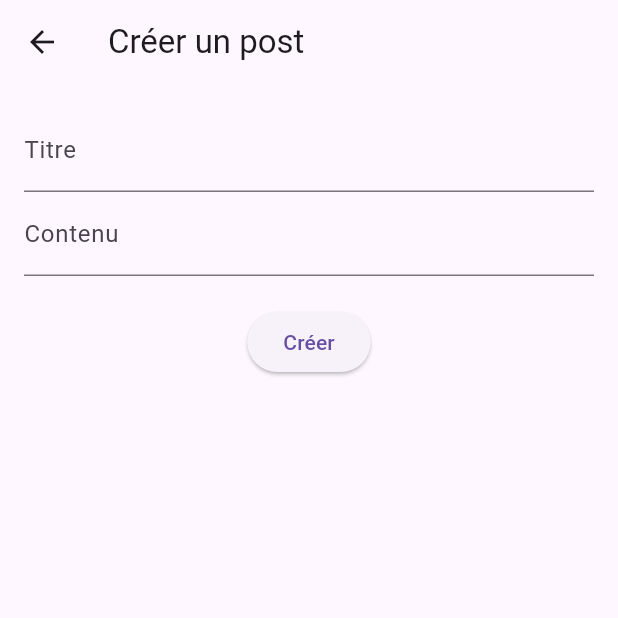
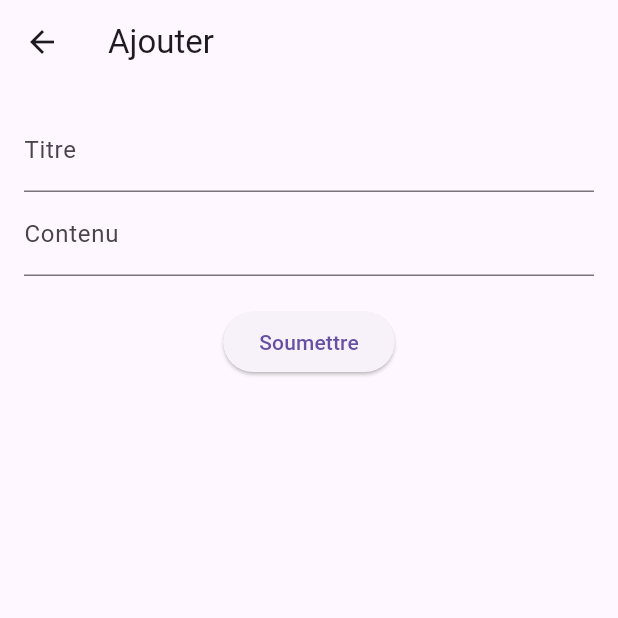
Before and after one commit to Gestion-Immobiliere/dev-mobile, a Flutter app: the screen it shows after launch, after a tap on the "add" icon, on a phone screen of 412 x 824 dp, the top half of it. Run offline on Flutter 3.47's test engine with Material 3 defaults, Android fonts, the phone set to English and light mode, and no system bars; network calls fail.

Commit message:
Ajout du crud

```diff
--- a/lib/main.dart
+++ b/lib/main.dart
@@ -1,7 +1,5 @@
 import 'package:flutter/material.dart';
-import 'models/post.dart';
-import 'services/api_service.dart';
-import 'screens/post_form.dart';
+import 'pages/post_list_page.dart';
 
 void main() {
   runApp(const MyApp());
@@ -12,91 +10,10 @@ class MyApp extends StatelessWidget {
 
   @override
   Widget build(BuildContext context) {
-    return MaterialApp(title: 'TP API Flutter', home: PostListPage());
-  }
-}
-
-class PostListPage extends StatefulWidget {
-  const PostListPage({super.key});
-
-  @override
-  State<PostListPage> createState() => _PostListPageState();
-}
-
-class _PostListPageState extends State<PostListPage> {
-  late Future<List<Post>> _posts;
-
-  @override
-  void initState() {
-    super.initState();
-    _loadPosts();
-  }
-
-  void _loadPosts() {
-    setState(() {
-      _posts = ApiService.fetchPosts();
-    });
-  }
-
-  void _deletePost(int id) async {
-    await ApiService.deletePost(id);
-    _loadPosts();
-  }
-
-  void _openForm({Post? post}) async {
-    final result = await Navigator.push(
-      context,
-      MaterialPageRoute(builder: (_) => PostFormPage(post: post)),
-    );
-    if (result == true) _loadPosts();
-  }
-
-  @override
-  Widget build(BuildContext context) {
-    return Scaffold(
-      appBar: AppBar(
-        title: const Text('Posts'),
-        actions: [
-          IconButton(icon: const Icon(Icons.add), onPressed: () => _openForm()),
-        ],
-      ),
-      body: FutureBuilder<List<Post>>(
-        future: _posts,
-        builder: (context, snapshot) {
-          if (snapshot.connectionState == ConnectionState.waiting) {
-            return const Center(child: CircularProgressIndicator());
-          } else if (snapshot.hasError) {
-            return Center(child: Text('Erreur : ${snapshot.error}'));
-          } else {
-            final posts = snapshot.data!;
-            return ListView.builder(
-              itemCount: posts.length,
-              itemBuilder: (context, index) {
-                final post = posts[index];
-                return Card(
-                  child: ListTile(
-                    title: Text(post.title),
-                    subtitle: Text(post.body),
-                    trailing: Row(
-                      mainAxisSize: MainAxisSize.min,
-                      children: [
-                        IconButton(
-                          icon: const Icon(Icons.edit),
-                          onPressed: () => _openForm(post: post),
-                        ),
-                        IconButton(
-                          icon: const Icon(Icons.delete),
-                          onPressed: () => _deletePost(post.id),
-                        ),
-                      ],
-                    ),
-                  ),
-                );
-              },
-            );
-          }
-        },
-      ),
+    return MaterialApp(
+      title: 'TP API Flutter',
+      theme: ThemeData(primarySwatch: Colors.blue),
+      home: const PostListPage(),
     );
   }
 }
--- /dev/null
+++ b/lib/pages/post_form_page.dart
@@ -0,0 +1,65 @@
+import 'package:flutter/material.dart';
+import '../models/post.dart';
+
+class PostFormPage extends StatefulWidget {
+  final Post? post;
+  final Function(Post) onSubmit;
+
+  const PostFormPage({super.key, this.post, required this.onSubmit});
+
+  @override
+  State<PostFormPage> createState() => _PostFormPageState();
+}
+
+class _PostFormPageState extends State<PostFormPage> {
+  final _formKey = GlobalKey<FormState>();
+  late TextEditingController _titleController;
+  late TextEditingController _bodyController;
+
+  @override
+  void initState() {
+    super.initState();
+    _titleController = TextEditingController(text: widget.post?.title ?? '');
+    _bodyController = TextEditingController(text: widget.post?.body ?? '');
+  }
+
+  @override
+  Widget build(BuildContext context) {
+    return Scaffold(
+      appBar: AppBar(title: Text(widget.post == null ? 'Ajouter' : 'Modifier')),
+      body: Padding(
+        padding: const EdgeInsets.all(16),
+        child: Form(
+          key: _formKey,
+          child: Column(children: [
+            TextFormField(
+              controller: _titleController,
+              decoration: InputDecoration(labelText: 'Titre'),
+              validator: (value) => value!.isEmpty ? 'Titre requis' : null,
+            ),
+            TextFormField(
+              controller: _bodyController,
+              decoration: InputDecoration(labelText: 'Contenu'),
+              validator: (value) => value!.isEmpty ? 'Contenu requis' : null,
+            ),
+            SizedBox(height: 20),
+            ElevatedButton(
+              child: Text('Soumettre'),
+              onPressed: () {
+                if (_formKey.currentState!.validate()) {
+                  final newPost = Post(
+                    id: widget.post?.id ?? 0,
+                    title: _titleController.text,
+                    body: _bodyController.text,
+                  );
+                  widget.onSubmit(newPost);
+                  Navigator.pop(context);
+                }
+              },
+            )
+          ]),
+        ),
+      ),
+    );
+  }
+}
--- /dev/null
+++ b/lib/pages/post_list_page.dart
@@ -0,0 +1,130 @@
+import 'package:flutter/material.dart';
+import '../models/post.dart';
+import '../services/api_service.dart';
+import 'post_detail_page.dart';
+import 'post_form_page.dart';
+
+class PostListPage extends StatefulWidget {
+  const PostListPage({super.key});
+
+  @override
+  State<PostListPage> createState() => _PostListPageState();
+}
+
+class _PostListPageState extends State<PostListPage> {
+  List<Post> _posts = [];
+  bool _isLoading = true;
+  String? _error;
+
+  @override
+  void initState() {
+    super.initState();
+    _loadPostsFromApi();
+  }
+
+  Future<void> _loadPostsFromApi() async {
+    try {
+      final fetchedPosts = await ApiService.fetchPosts();
+      setState(() {
+        _posts = fetchedPosts;
+        _isLoading = false;
+      });
+    } catch (e) {
+      setState(() {
+        _error = 'Erreur lors du chargement des posts';
+        _isLoading = false;
+      });
+    }
+  }
+
+  void _handleCreate(Post post) {
+    final newPost =
+        Post(id: _posts.length + 101, title: post.title, body: post.body);
+    setState(() {
+      _posts.add(newPost);
+    });
+    ScaffoldMessenger.of(context).showSnackBar(SnackBar(
+      content: Text("Post ajouté (simulation, l'API ne le sauvegarde pas)"),
+    ));
+  }
+
+  void _handleUpdate(Post post) {
+    setState(() {
+      final index = _posts.indexWhere((p) => p.id == post.id);
+      if (index != -1) {
+        _posts[index] = post;
+      }
+    });
+    ScaffoldMessenger.of(context).showSnackBar(SnackBar(
+      content: Text("Post modifié (simulation, l'API ne le sauvegarde pas)"),
+    ));
+  }
+
+  void _handleDelete(int id) {
+    setState(() {
+      _posts.removeWhere((p) => p.id == id);
+    });
+    ScaffoldMessenger.of(context).showSnackBar(SnackBar(
+      content: Text("Post supprimé (simulation, l'API ne le supprime pas)"),
+    ));
+  }
+
+  @override
+  Widget build(BuildContext context) {
+    return Scaffold(
+      appBar: AppBar(title: Text('Liste des Posts')),
+      body: _isLoading
+          ? Center(child: CircularProgressIndicator())
+          : _error != null
+              ? Center(child: Text(_error!))
+              : ListView.builder(
+                  itemCount: _posts.length,
+                  itemBuilder: (context, index) {
+                    final post = _posts[index];
+                    return Card(
+                      margin: EdgeInsets.all(8),
+                      child: ListTile(
+                        title: Text(post.title),
+                        subtitle: Text(post.body),
+                        onTap: () {
+                          Navigator.push(
+                              context,
+                              MaterialPageRoute(
+                                  builder: (_) => PostDetailPage(post: post)));
+                        },
+                        trailing: Row(
+                          mainAxisSize: MainAxisSize.min,
+                          children: [
+                            IconButton(
+                              icon: Icon(Icons.edit),
+                              onPressed: () {
+                                Navigator.push(
+                                    context,
+                                    MaterialPageRoute(
+                                        builder: (_) => PostFormPage(
+                                            post: post,
+                                            onSubmit: _handleUpdate)));
+                              },
+                            ),
+                            IconButton(
+                              icon: Icon(Icons.delete),
+                              onPressed: () => _handleDelete(post.id),
+                            ),
+                          ],
+                        ),
+                      ),
+                    );
+                  },
+                ),
+      floatingActionButton: FloatingActionButton(
+        child: Icon(Icons.add),
+        onPressed: () {
+          Navigator.push(
+              context,
+              MaterialPageRoute(
+                  builder: (_) => PostFormPage(onSubmit: _handleCreate)));
+        },
+      ),
+    );
+  }
+}
--- a/lib/services/api_service.dart
+++ b/lib/services/api_service.dart
@@ -5,7 +5,6 @@ import '../models/post.dart';
 class ApiService {
   static const String url = "https://jsonplaceholder.typicode.com/posts";
 
-  // READ
   static Future<List<Post>> fetchPosts() async {
     final response = await http.get(Uri.parse(url));
     if (response.statusCode == 200) {
@@ -16,47 +15,36 @@ class ApiService {
     }
   }
 
-  // CREATE
-  static Future<Post> createPost(Post post) async {
+  static Future<Post> addPost(Post post) async {
     final response = await http.post(
       Uri.parse(url),
-      headers: {'Content-Type': 'application/json'},
-      body: jsonEncode({'title': post.title, 'body': post.body, 'userId': 1}),
+      body: json.encode(post.toJson()),
+      headers: {"Content-Type": "application/json"},
     );
-
     if (response.statusCode == 201) {
       return Post.fromJson(json.decode(response.body));
     } else {
-      throw Exception('Échec de la création du post');
+      throw Exception('Erreur lors de l\'ajout du post');
     }
   }
 
-  // UPDATE
+  static Future<void> deletePost(int id) async {
+    final response = await http.delete(Uri.parse('$url/$id'));
+    if (response.statusCode != 200) {
+      throw Exception('Erreur lors de la suppression du post');
+    }
+  }
+
   static Future<Post> updatePost(Post post) async {
     final response = await http.put(
       Uri.parse('$url/${post.id}'),
-      headers: {'Content-Type': 'application/json'},
-      body: jsonEncode({
-        'id': post.id,
-        'title': post.title,
-        'body': post.body,
-        'userId': 1,
-      }),
+      body: json.encode(post.toJson()),
+      headers: {"Content-Type": "application/json"},
     );
-
     if (response.statusCode == 200) {
       return Post.fromJson(json.decode(response.body));
     } else {
-      throw Exception('Échec de la mise à jour du post');
-    }
-  }
-
-  // DELETE
-  static Future<void> deletePost(int id) async {
-    final response = await http.delete(Uri.parse('$url/$id'));
-
-    if (response.statusCode != 200) {
-      throw Exception('Échec de la suppression du post');
+      throw Exception('Erreur lors de la mise à jour du post');
     }
   }
 }
```
Also changed, not shown: lib/models/post.dart (+15 -1 lines), lib/pages/post_detail_page.dart (added, +26 -0 lines), lib/screens/post_form.dart (+5 -5 lines), pubspec.yaml (+4 -71 lines), pubspec.lock.
